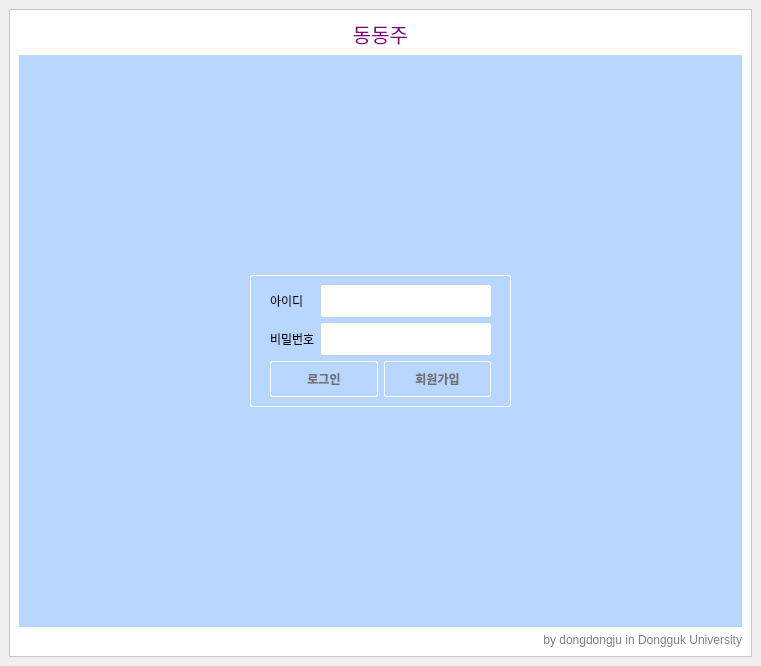
Qt form Client/mainwindow.ui (incheon-kim/QtMultiChat) before a commit.
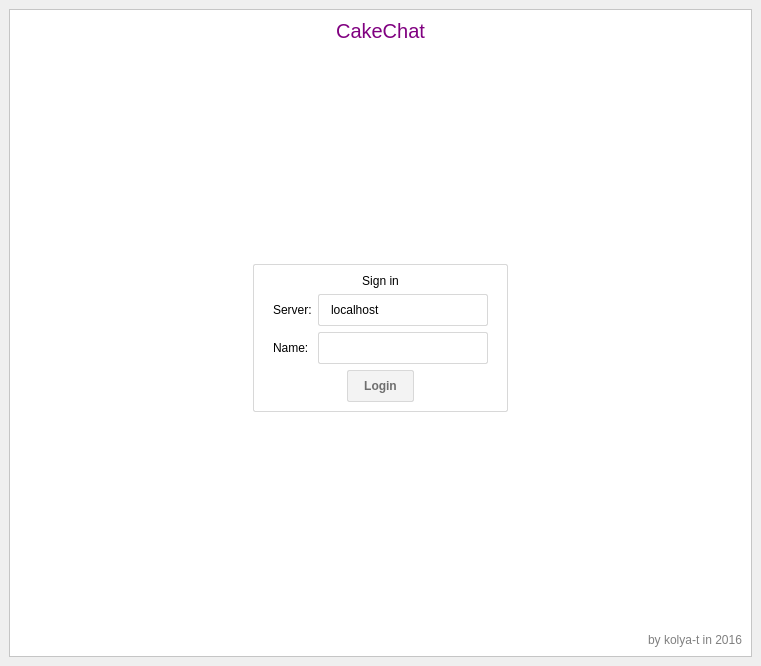
The same form after that commit.

```diff
--- a/Client/mainwindow.ui
+++ b/Client/mainwindow.ui
@@ -79,9 +79,6 @@
    <layout class="QVBoxLayout" name="verticalLayout">
     <item>
      <widget class="QFrame" name="mainFrame">
-      <property name="styleSheet">
-       <string notr="true"/>
-      </property>
       <property name="frameShape">
        <enum>QFrame::StyledPanel</enum>
       </property>
@@ -91,11 +88,8 @@
       <layout class="QVBoxLayout" name="verticalLayout_4">
        <item>
         <widget class="QLabel" name="upperLabel">
-         <property name="styleSheet">
-          <string notr="true"/>
-         </property>
          <property name="text">
-          <string>동동주</string>
+          <string>CakeChat</string>
          </property>
          <property name="alignment">
           <set>Qt::AlignCenter</set>
@@ -104,10 +98,6 @@
        </item>
        <item>
         <widget class="QStackedWidget" name="stackedWidget">
-         <property name="styleSheet">
-          <string notr="true">
-background-color: rgb(184, 214, 255);</string>
-         </property>
          <property name="currentIndex">
           <number>1</number>
          </property>
@@ -225,12 +215,6 @@
                <verstretch>0</verstretch>
               </sizepolicy>
              </property>
-             <property name="styleSheet">
-              <string notr="true">border-color: rgb(255, 255, 255);
-
-alternate-background-color: rgb(255, 255, 255);
-selection-color: rgb(255, 255, 255);</string>
-             </property>
              <property name="frameShape">
               <enum>QFrame::StyledPanel</enum>
              </property>
@@ -238,27 +222,31 @@
               <enum>QFrame::Raised</enum>
              </property>
              <layout class="QVBoxLayout" name="verticalLayout_6">
+              <item>
+               <widget class="QLabel" name="label_2">
+                <property name="text">
+                 <string>Sign in</string>
+                </property>
+                <property name="alignment">
+                 <set>Qt::AlignCenter</set>
+                </property>
+               </widget>
+              </item>
               <item>
                <layout class="QHBoxLayout" name="horizontalLayout_3">
                 <item>
                  <layout class="QVBoxLayout" name="verticalLayout_5">
                   <item>
-                   <widget class="QLabel" name="IDlabel">
-                    <property name="styleSheet">
-                     <string notr="true">background-color: rgb(184, 214, 255);</string>
-                    </property>
+                   <widget class="QLabel" name="serverLabel">
                     <property name="text">
-                     <string>아이디</string>
+                     <string>Server:</string>
                     </property>
                    </widget>
                   </item>
                   <item>
-                   <widget class="QLabel" name="PWlable">
-                    <property name="styleSheet">
-                     <string notr="true">background-color: rgb(184, 214, 255);</string>
-                    </property>
+                   <widget class="QLabel" name="label">
                     <property name="text">
-                     <string>비밀번호</string>
+                     <string>Name: </string>
                     </property>
                    </widget>
                   </item>
@@ -274,34 +262,19 @@
                       <height>0</height>
                      </size>
                     </property>
-                    <property name="styleSheet">
-                     <string notr="true">background-color: rgb(255, 255, 255);</string>
-                    </property>
                     <property name="text">
-                     <string/>
+                     <string>localhost</string>
                     </property>
                     <property name="maxLength">
                      <number>15</number>
                     </property>
-                    <property name="clearButtonEnabled">
-                     <bool>true</bool>
-                    </property>
                    </widget>
                   </item>
                   <item>
-                   <widget class="QLineEdit" name="lePW">
-                    <property name="styleSheet">
-                     <string notr="true">background-color: rgb(255, 255, 255);</string>
-                    </property>
+                   <widget class="QLineEdit" name="leName">
                     <property name="maxLength">
                      <number>12</number>
                     </property>
-                    <property name="echoMode">
-                     <enum>QLineEdit::Password</enum>
-                    </property>
-                    <property name="clearButtonEnabled">
-                     <bool>true</bool>
-                    </property>
                    </widget>
                   </item>
                  </layout>
@@ -310,25 +283,38 @@
               </item>
               <item>
                <layout class="QHBoxLayout" name="horizontalLayout_4">
+                <item>
+                 <spacer name="horizontalSpacer">
+                  <property name="orientation">
+                   <enum>Qt::Horizontal</enum>
+                  </property>
+                  <property name="sizeHint" stdset="0">
+                   <size>
+                    <width>40</width>
+                    <height>20</height>
+                   </size>
+                  </property>
+                 </spacer>
+                </item>
                 <item>
                  <widget class="QPushButton" name="pbLogin">
-                  <property name="styleSheet">
-                   <string notr="true">background-color: rgb(184, 214, 255);</string>
-                  </property>
                   <property name="text">
-                   <string>로그인</string>
+                   <string>Login</string>
                   </property>
                  </widget>
                 </item>
                 <item>
-                 <widget class="QPushButton" name="pbSignup">
-                  <property name="styleSheet">
-                   <string notr="true">background-color: rgb(184, 214, 255);</string>
+                 <spacer name="horizontalSpacer_2">
+                  <property name="orientation">
+                   <enum>Qt::Horizontal</enum>
                   </property>
-                  <property name="text">
-                   <string>회원가입</string>
+                  <property name="sizeHint" stdset="0">
+                   <size>
+                    <width>40</width>
+                    <height>20</height>
+                   </size>
                   </property>
-                 </widget>
+                 </spacer>
                 </item>
                </layout>
               </item>
@@ -341,11 +327,8 @@
        </item>
        <item>
         <widget class="QLabel" name="lowerLabel">
-         <property name="styleSheet">
-          <string notr="true"/>
-         </property>
          <property name="text">
-          <string>by dongdongju in Dongguk University</string>
+          <string>by kolya-t in 2016</string>
          </property>
          <property name="alignment">
           <set>Qt::AlignRight|Qt::AlignTrailing|Qt::AlignVCenter</set>
```
Left out of the diff: 47 changed lines with no effect on the pictures.
